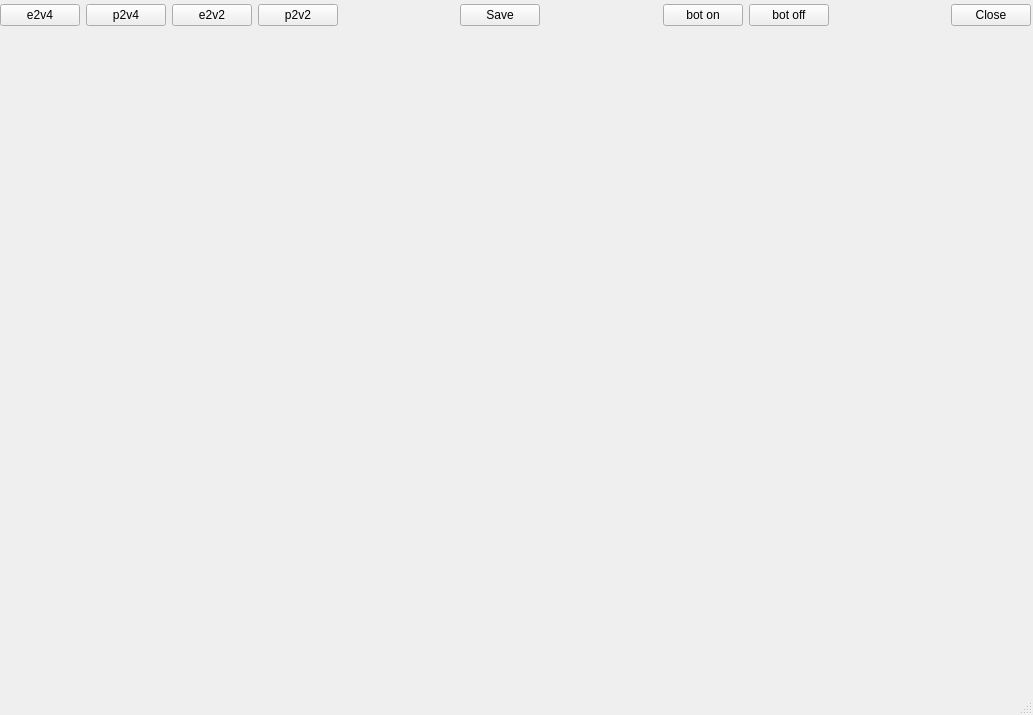
Before: the Qt Designer form uis/bpm's.ui in vitaliibalakin/c_orbit, drawn with Qt 5.
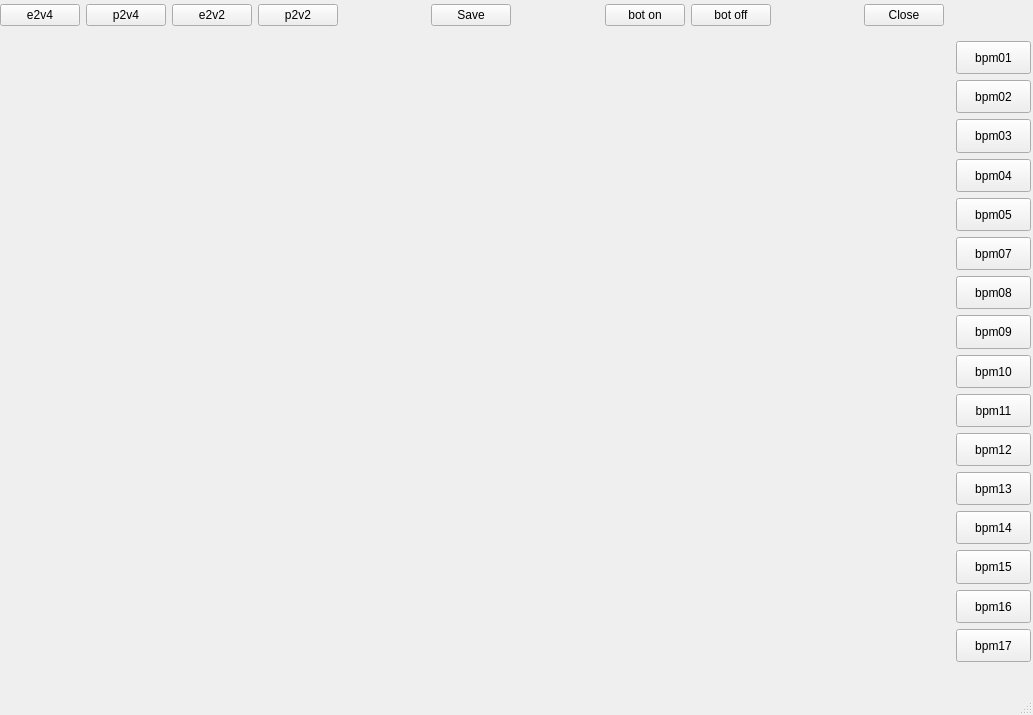
After: the same form once the commit is applied.

Patch:
```diff
--- a/uis/bpm's.ui
+++ b/uis/bpm's.ui
@@ -24,7 +24,7 @@
      </rect>
     </property>
     <layout class="QGridLayout" name="gridLayout">
-     <item row="0" column="15">
+     <item row="0" column="16">
       <spacer name="horizontalSpacer_4">
        <property name="orientation">
         <enum>Qt::Horizontal</enum>
@@ -112,26 +112,247 @@
        </property>
       </spacer>
      </item>
-     <item row="0" column="16">
+     <item row="0" column="15">
       <widget class="QPushButton" name="btn_close">
        <property name="text">
         <string>Close</string>
        </property>
       </widget>
      </item>
+     <item row="0" column="14">
+      <spacer name="horizontalSpacer_6">
+       <property name="orientation">
+        <enum>Qt::Horizontal</enum>
+       </property>
+       <property name="sizeHint" stdset="0">
+        <size>
+         <width>40</width>
+         <height>20</height>
+        </size>
+       </property>
+      </spacer>
+     </item>
     </layout>
    </widget>
    <widget class="QWidget" name="verticalLayoutWidget">
     <property name="geometry">
      <rect>
-      <x>0</x>
-      <y>30</y>
-      <width>791</width>
-      <height>641</height>
+      <x>10</x>
+      <y>41</y>
+      <width>1021</width>
+      <height>621</height>
      </rect>
     </property>
-    <layout class="QVBoxLayout" name="verticalLayout">
-     <item>
+    <layout class="QGridLayout" name="gridLayout_2">
+     <item row="11" column="1">
+      <widget class="QPushButton" name="btn_bpm13">
+       <property name="maximumSize">
+        <size>
+         <width>75</width>
+         <height>100</height>
+        </size>
+       </property>
+       <property name="text">
+        <string>bpm13</string>
+       </property>
+      </widget>
+     </item>
+     <item row="8" column="1">
+      <widget class="QPushButton" name="btn_bpm10">
+       <property name="maximumSize">
+        <size>
+         <width>75</width>
+         <height>100</height>
+        </size>
+       </property>
+       <property name="text">
+        <string>bpm10</string>
+       </property>
+      </widget>
+     </item>
+     <item row="5" column="1">
+      <widget class="QPushButton" name="btn_bpm07">
+       <property name="maximumSize">
+        <size>
+         <width>75</width>
+         <height>100</height>
+        </size>
+       </property>
+       <property name="text">
+        <string>bpm07</string>
+       </property>
+      </widget>
+     </item>
+     <item row="10" column="1">
+      <widget class="QPushButton" name="btn_bpm12">
+       <property name="maximumSize">
+        <size>
+         <width>75</width>
+         <height>100</height>
+        </size>
+       </property>
+       <property name="text">
+        <string>bpm12</string>
+       </property>
+      </widget>
+     </item>
+     <item row="9" column="1">
+      <widget class="QPushButton" name="btn_bpm11">
+       <property name="maximumSize">
+        <size>
+         <width>75</width>
+         <height>100</height>
+        </size>
+       </property>
+       <property name="text">
+        <string>bpm11</string>
+       </property>
+      </widget>
+     </item>
+     <item row="3" column="1">
+      <widget class="QPushButton" name="btn_bpm04">
+       <property name="maximumSize">
+        <size>
+         <width>75</width>
+         <height>100</height>
+        </size>
+       </property>
+       <property name="text">
+        <string>bpm04</string>
+       </property>
+      </widget>
+     </item>
+     <item row="6" column="1">
+      <widget class="QPushButton" name="btn_bpm08">
+       <property name="maximumSize">
+        <size>
+         <width>75</width>
+         <height>100</height>
+        </size>
+       </property>
+       <property name="text">
+        <string>bpm08</string>
+       </property>
+      </widget>
+     </item>
+     <item row="1" column="1">
+      <widget class="QPushButton" name="btn_bpm02">
+       <property name="maximumSize">
+        <size>
+         <width>75</width>
+         <height>100</height>
+        </size>
+       </property>
+       <property name="text">
+        <string>bpm02</string>
+       </property>
+      </widget>
+     </item>
+     <item row="2" column="1">
+      <widget class="QPushButton" name="btn_bpm03">
+       <property name="maximumSize">
+        <size>
+         <width>75</width>
+         <height>100</height>
+        </size>
+       </property>
+       <property name="text">
+        <string>bpm03</string>
+       </property>
+      </widget>
+     </item>
+     <item row="12" column="1">
+      <widget class="QPushButton" name="btn_bpm14">
+       <property name="maximumSize">
+        <size>
+         <width>75</width>
+         <height>100</height>
+        </size>
+       </property>
+       <property name="text">
+        <string>bpm14</string>
+       </property>
+      </widget>
+     </item>
+     <item row="4" column="1">
+      <widget class="QPushButton" name="btn_bpm05">
+       <property name="maximumSize">
+        <size>
+         <width>75</width>
+         <height>100</height>
+        </size>
+       </property>
+       <property name="text">
+        <string>bpm05</string>
+       </property>
+      </widget>
+     </item>
+     <item row="7" column="1">
+      <widget class="QPushButton" name="btn_bpm09">
+       <property name="maximumSize">
+        <size>
+         <width>75</width>
+         <height>100</height>
+        </size>
+       </property>
+       <property name="text">
+        <string>bpm09</string>
+       </property>
+      </widget>
+     </item>
+     <item row="13" column="1">
+      <widget class="QPushButton" name="btn_bpm15">
+       <property name="maximumSize">
+        <size>
+         <width>75</width>
+         <height>100</height>
+        </size>
+       </property>
+       <property name="text">
+        <string>bpm15</string>
+       </property>
+      </widget>
+     </item>
+     <item row="14" column="1">
+      <widget class="QPushButton" name="btn_bpm16">
+       <property name="maximumSize">
+        <size>
+         <width>75</width>
+         <height>100</height>
+        </size>
+       </property>
+       <property name="text">
+        <string>bpm16</string>
+       </property>
+      </widget>
+     </item>
+     <item row="15" column="1">
+      <widget class="QPushButton" name="btn_bpm17">
+       <property name="maximumSize">
+        <size>
+         <width>75</width>
+         <height>100</height>
+        </size>
+       </property>
+       <property name="text">
+        <string>bpm17</string>
+       </property>
+      </widget>
+     </item>
+     <item row="0" column="1">
+      <widget class="QPushButton" name="btn_bpm01">
+       <property name="maximumSize">
+        <size>
+         <width>75</width>
+         <height>100</height>
+        </size>
+       </property>
+       <property name="text">
+        <string>bpm01</string>
+       </property>
+      </widget>
+     </item>
+     <item row="0" column="0" rowspan="16">
       <widget class="QWidget" name="plot_coor" native="true">
        <property name="styleSheet">
         <string notr="true">white</string>
@@ -140,26 +361,6 @@
      </item>
     </layout>
    </widget>
-   <widget class="QWidget" name="widget" native="true">
-    <property name="geometry">
-     <rect>
-      <x>790</x>
-      <y>30</y>
-      <width>241</width>
-      <height>421</height>
-     </rect>
-    </property>
-   </widget>
-   <widget class="QWidget" name="plot_fft" native="true">
-    <property name="geometry">
-     <rect>
-      <x>790</x>
-      <y>450</y>
-      <width>241</width>
-      <height>211</height>
-     </rect>
-    </property>
-   </widget>
   </widget>
   <widget class="QMenuBar" name="menubar">
    <property name="geometry">
```
Left out of the diff: 2 changed lines with no effect on the pictures.
